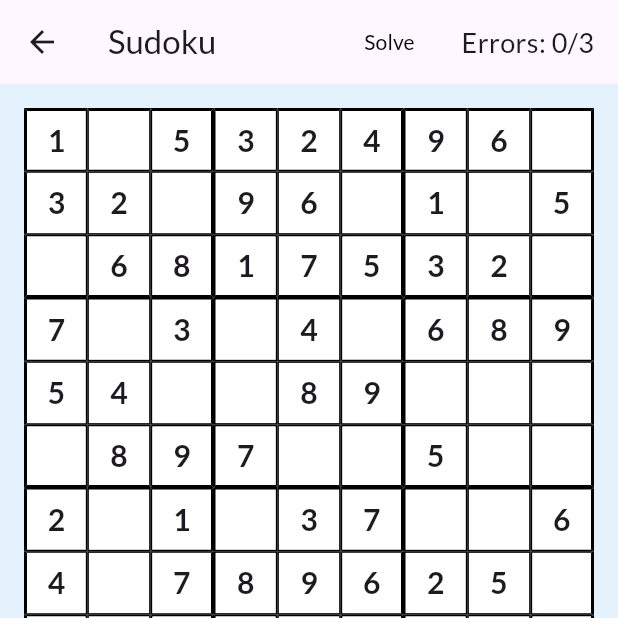
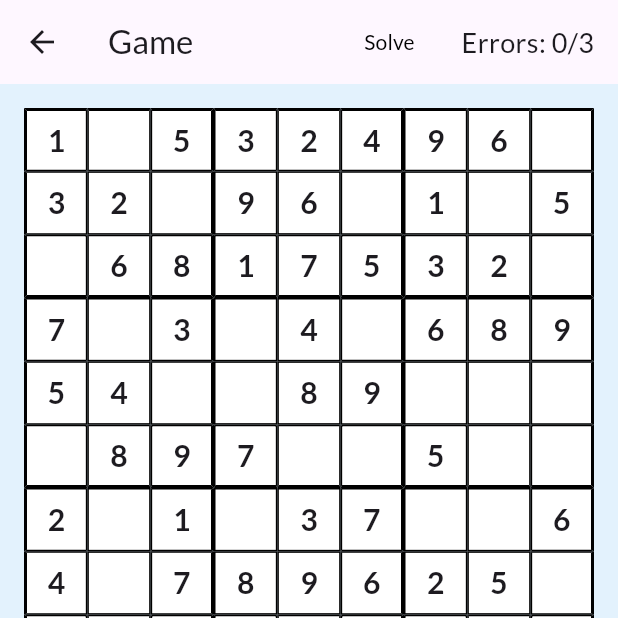
Before and after one commit to seanr89/Sudokme, a Flutter app: the SudokuScreen screen opened directly, on a phone screen of 412 x 824 dp, the top half of it. Run offline on Flutter 3.47's test engine with Material 3 defaults, Android fonts, the light colour scheme and no system bars; our stand-ins replace google_fonts.

Commit message:
update app bar title from 'Sudoku' to 'Game'

```diff
--- a/src/lib/main.dart
+++ b/src/lib/main.dart
@@ -179,7 +179,7 @@ class SudokuScreenState extends State<SudokuScreen> {
   Widget build(BuildContext context) {
     return Scaffold(
       appBar: AppBar(
-        title: const Text('Sudoku'),
+        title: const Text('Game'),
         actions: [
           Padding(
             padding: const EdgeInsets.only(right: 16.0),
```
